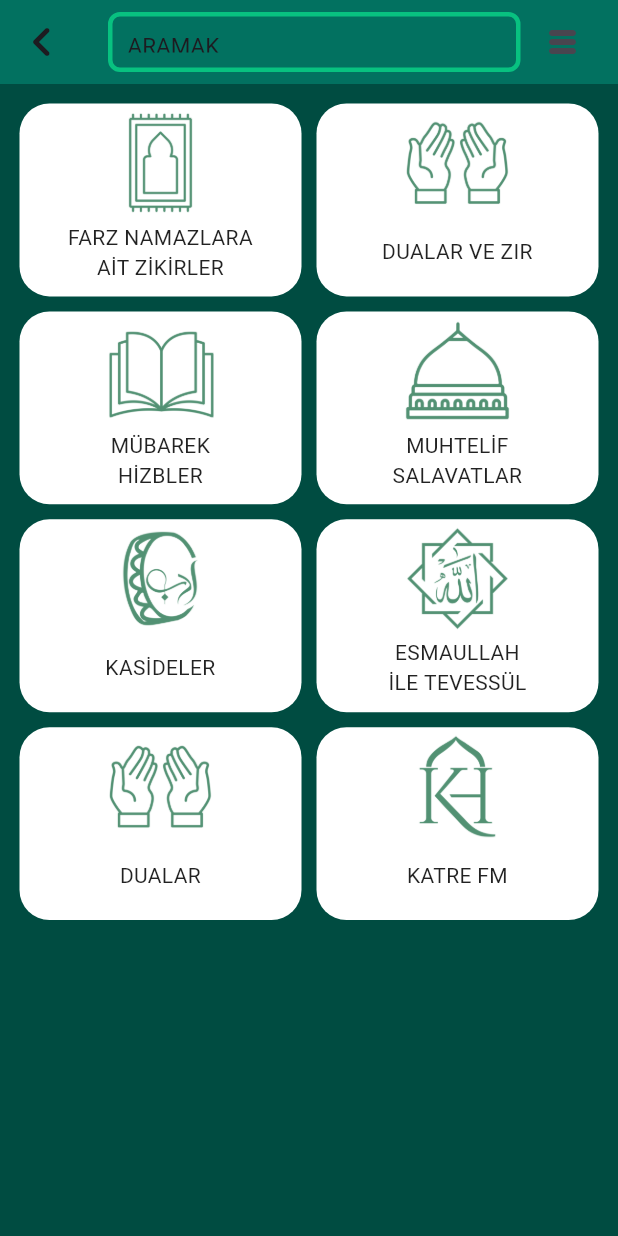
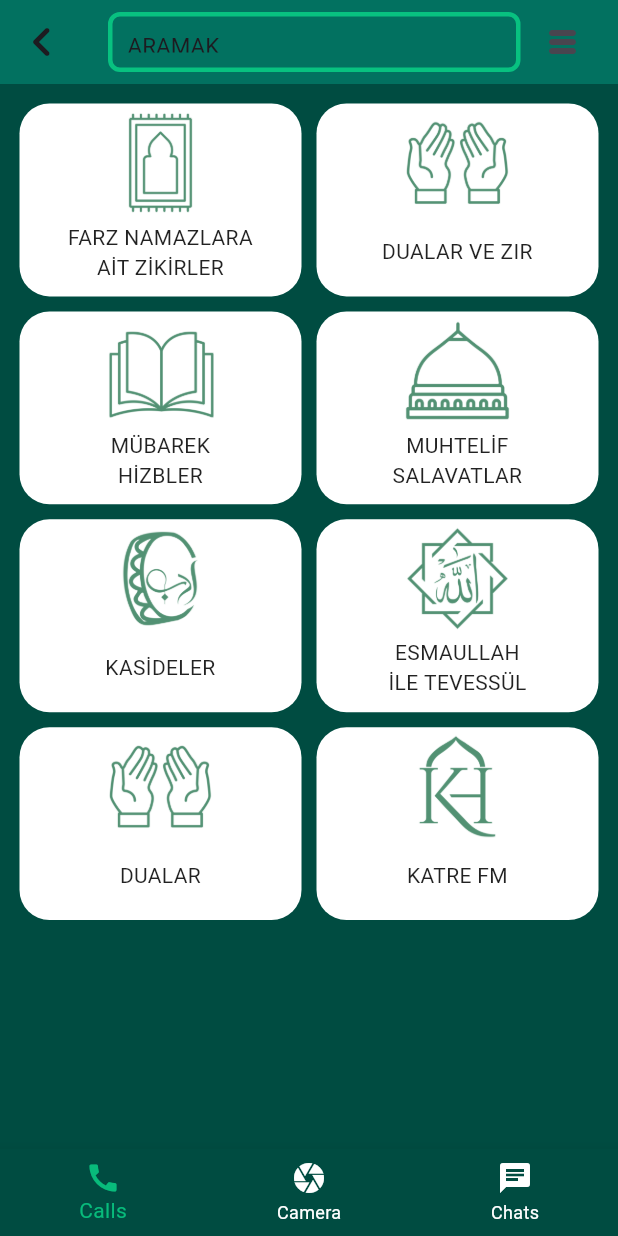
Before and after one commit to Nasiefnasi/Ak-Group, a Flutter app: the screen it shows after launch, on a phone screen of 412 x 824 dp. Run offline on Flutter 3.47's test engine with Material 3 defaults, Android fonts, the phone set to English and light mode, and no system bars.

Commit message:
nav bar completed

```diff
--- a/lib/main.dart
+++ b/lib/main.dart
@@ -1,4 +1,5 @@
 import 'package:ak/core.dart';
+import 'package:ak/view/bottemNavBar.dart';
 import 'package:ak/view/secondPage.dart';
 import 'package:flutter/material.dart';
 import 'package:flutter/services.dart';
@@ -15,7 +16,7 @@ class MyApp extends StatelessWidget {
   Widget build(BuildContext context) {
     return const MaterialApp(
       debugShowCheckedModeBanner: false,
-      home: SecondPage( ),
+      home: BottomBar(),
     );
   }
 }
--- /dev/null
+++ b/lib/view/bottemNavBar.dart
@@ -0,0 +1,52 @@
+import 'package:ak/core.dart';
+import 'package:ak/view/secondPage.dart';
+import 'package:flutter/material.dart';
+
+class BottomBar extends StatefulWidget {
+  const BottomBar({super.key});
+
+  @override
+  State<BottomBar> createState() => _BottomBarState();
+}
+
+int _currentindex = 0;
+
+class _BottomBarState extends State<BottomBar> {
+  List<Widget> _widgetOptions = <Widget>[
+    SecondPage(),
+    SecondPage(),
+    SecondPage()
+  ];
+  @override
+  Widget build(BuildContext context) {
+    return Scaffold(
+      body: _widgetOptions[_currentindex],
+      bottomNavigationBar: BottomNavigationBar(
+        backgroundColor: darkGreen,
+        onTap: (value) {
+          setState(() {
+            _currentindex = value;
+          });
+        },
+        currentIndex: _currentindex,
+        selectedItemColor: ligGreen,
+        unselectedItemColor: Colors.white,
+        items: const <BottomNavigationBarItem>[
+          BottomNavigationBarItem(
+            backgroundColor: Colors.white,
+            icon: Icon(Icons.call),
+            label: 'Calls',
+          ),
+          BottomNavigationBarItem(
+            icon: Icon(Icons.camera),
+            label: 'Camera',
+          ),
+          BottomNavigationBarItem(
+            icon: Icon(Icons.chat),
+            label: 'Chats',
+          ),
+        ],
+      ),
+    );
+  }
+}
--- a/lib/view/secondPage.dart
+++ b/lib/view/secondPage.dart
@@ -17,10 +17,12 @@ class SecondPage extends StatelessWidget {
             decoration: BoxDecoration(
                 borderRadius: const BorderRadius.all(Radius.circular(8)),
                 border: Border.all(width: 3, color: ligGreen)),
-            child: Align(alignment: Alignment.centerLeft, child: Padding(
-              padding: const EdgeInsets.symmetric(vertical: 10,horizontal: 10),
-              child: Text("ARAMAK",style: TextStyle(fontSize: 15)),
-            )),
+            child: const Align(
+                alignment: Alignment.centerLeft,
+                child: Padding(
+                  padding: EdgeInsets.symmetric(vertical: 10, horizontal: 10),
+                  child: Text("ARAMAK", style: TextStyle(fontSize: 15)),
+                )),
           ),
           backgroundColor: const Color.fromARGB(255, 2, 113, 96),
           leading: const Icon(
```
